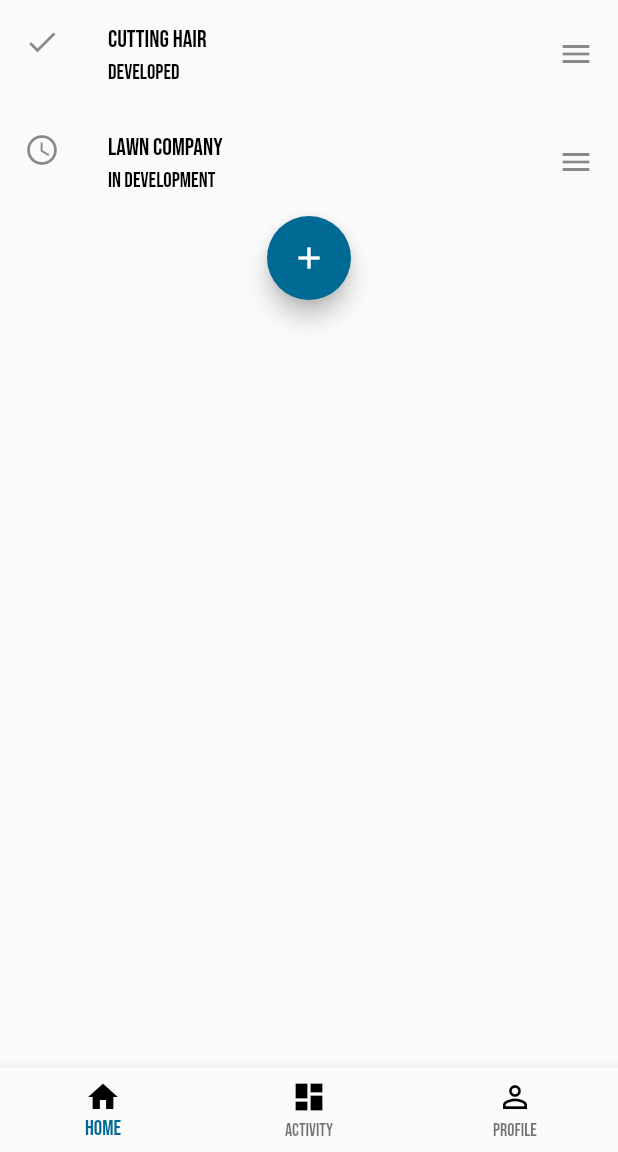
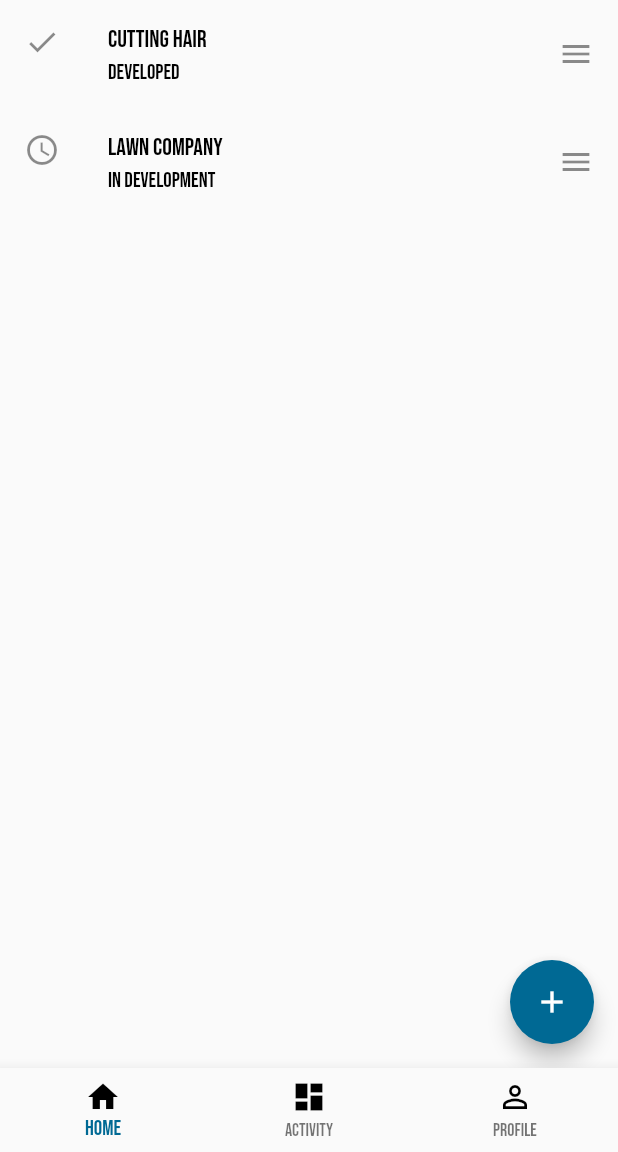
Before and after one commit to Myles65/streams_1, a Flutter app: the screen it shows after launch, on a phone screen of 412 x 824 dp, the part 84-1236 px from its top. Run offline on Flutter 3.47's test engine with Material 2 defaults, Android fonts, the phone set to English and light mode, and no system bars; our stand-ins replace google_fonts.

Commit message:
floating action button ui added

```diff
--- a/lib/streams.dart
+++ b/lib/streams.dart
@@ -14,24 +14,24 @@ class _StreamsState extends State<Streams> {
           ListTile(
             leading: Icon(Icons.check),
             title: Text('Cutting Hair'),
-            subtitle:Text('Developed'),
+            subtitle: Text('Developed'),
             trailing: Icon(Icons.menu),
-            onTap: (){},
+            onTap: () {},
           ),
           ListTile(
             leading: Icon(Icons.access_time),
             title: Text('Lawn Company'),
-            subtitle:Text('In Development'),
+            subtitle: Text('In Development'),
             trailing: Icon(Icons.menu),
-            onTap: (){},
-          ),
-          FloatingActionButton(
-            onPressed: () {},
-            child: Icon(Icons.add),
-            backgroundColor: Color(0xFF006994),
+            onTap: () {},
           ),
         ],
-      )
+      ),
+      floatingActionButton: FloatingActionButton(
+        onPressed: () {},
+        child: Icon(Icons.add),
+        backgroundColor: Color(0xFF006994),
+      ),
     );
   }
 }
```
